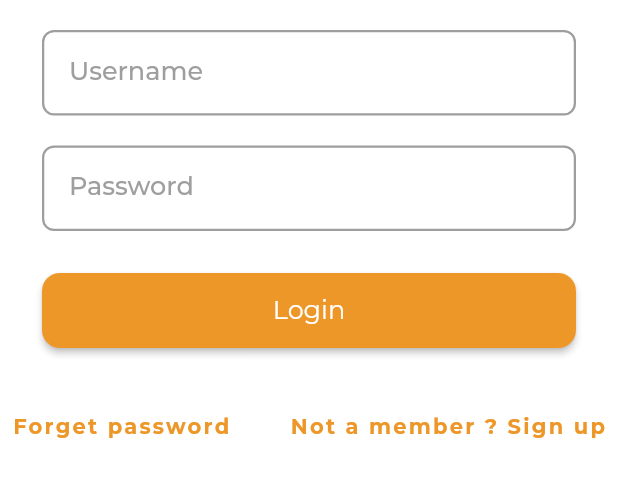
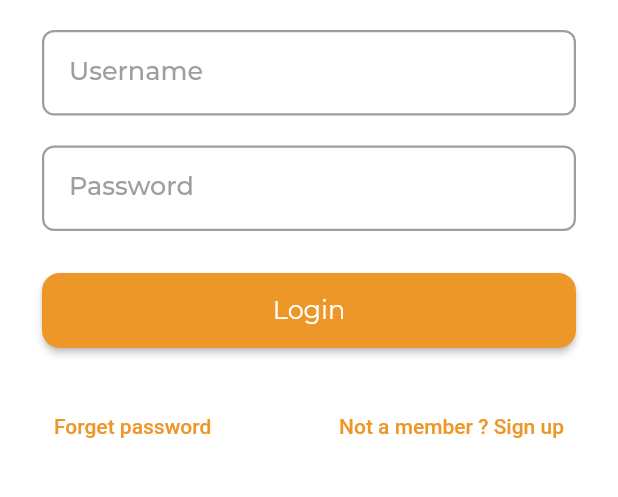
Before and after one commit to nasrallah2000/advanced-app, a Flutter app: the screen it shows after launch, after a tap on "skip", on a phone screen of 412 x 824 dp, the part 486-983 px from its top. Run offline on Flutter 3.47's test engine with Material 2 defaults, Android fonts, the phone set to English and light mode, and no system bars; our stand-ins replace bloc, conditional_builder_null_safety, dio, flutter_bloc, flutter_svg, fluttertoast and 3 more.

Commit message:
modify login page

```diff
--- a/lib/main.dart
+++ b/lib/main.dart
@@ -1,11 +1,15 @@
+import 'package:advanced_app/data/remote/dio_helper.dart';
 import 'package:advanced_app/presentation/presentation_managers/exports.dart';
 import 'package:advanced_app/presentation/screens/login/view_model/cubit.dart';
 import 'package:advanced_app/presentation/screens/onboarding/view_model/cubit.dart';
+import 'package:advanced_app/utities/bloc_observer.dart';
 import 'package:flutter/material.dart';
 
 void main() async {
   WidgetsFlutterBinding.ensureInitialized();
+  Bloc.observer = MyBlocObserver();
   await CachHelper.init();
+  DioHelper.init();
   runApp(const MyApp());
 }
 
--- /dev/null
+++ b/lib/presentation/global_widgets/global_text_button.dart
@@ -0,0 +1,29 @@
+import 'package:advanced_app/presentation/presentation_managers/color_manager.dart';
+import 'package:advanced_app/presentation/presentation_managers/values_managers.dart';
+import 'package:flutter/material.dart';
+
+class GlobalTextButton extends StatelessWidget {
+  final Function()? onPressed;
+  final String? text;
+  const GlobalTextButton({
+    super.key,
+    this.onPressed,
+    this.text,
+  });
+
+  @override
+  Widget build(BuildContext context) {
+    return TextButton(
+      onPressed: onPressed,
+      child: Text(
+        text ?? 'default text',
+        textAlign: TextAlign.center,
+        style: TextStyle(
+          color: ColorManager.primary,
+          fontSize: AppSize.s14,
+
+        ),
+      ),
+    );
+  }
+}
--- a/lib/presentation/global_widgets/global_text_form_field.dart
+++ b/lib/presentation/global_widgets/global_text_form_field.dart
@@ -1,4 +1,3 @@
-import 'package:advanced_app/presentation/presentation_managers/exports.dart';
 import 'package:flutter/material.dart';
 
 class GlobalTextFormField extends StatelessWidget {
@@ -6,6 +5,8 @@
   final TextEditingController? textController;
   final InputDecoration? decoration;
   String? Function(String?)? validator;
+  final String? vaildMessage;
+  final bool? isPassword;
 
   GlobalTextFormField({
     super.key,
@@ -13,6 +14,8 @@
     this.textController,
     this.decoration,
     this.validator,
+    this.vaildMessage,
+    this.isPassword,
   });
 
   @override
@@ -24,11 +27,11 @@
       validator: validator ??
           (String? value) {
             if (value!.isEmpty) {
-              return 'Please fill this field';
+              return vaildMessage ?? 'Please fill this field';
             }
+            return null;
           },
-
-
+      obscureText: isPassword ?? false,
     );
   }
 }
--- a/lib/presentation/presentation_managers/theme_manager.dart
+++ b/lib/presentation/presentation_managers/theme_manager.dart
@@ -59,6 +59,10 @@
       labelSmall: getBoldStyle(color: ColorManager.primary, fontSize: FontSize.s14),
     ),
 
+    progressIndicatorTheme: ProgressIndicatorThemeData(
+      color: ColorManager.primary,
+    ),
+
     // input decoration theme (text form field)
     inputDecorationTheme: InputDecorationTheme(
       // content padding
--- a/lib/presentation/presentation_managers/values_managers.dart
+++ b/lib/presentation/presentation_managers/values_managers.dart
@@ -34,6 +34,7 @@
   static const double s20 = 20.0;
   static const double s28 = 28.0;
   static const double s40 = 40.0;
+  static const double s50 = 50.0;
   static const double s60 = 60.0;
   static const double s100 = 100.0;
 }
--- a/lib/presentation/screens/login/views/login_view.dart
+++ b/lib/presentation/screens/login/views/login_view.dart
@@ -1,8 +1,10 @@
+import 'package:advanced_app/presentation/global_widgets/global_text_button.dart';
 import 'package:advanced_app/presentation/global_widgets/global_text_form_field.dart';
 import 'package:advanced_app/presentation/presentation_managers/exports.dart';
 import 'package:advanced_app/presentation/screens/login/view_model/cubit.dart';
 import 'package:advanced_app/presentation/screens/login/view_model/states.dart';
-
+import 'package:advanced_app/utities/main_method.dart';
+import 'package:conditional_builder_null_safety/conditional_builder_null_safety.dart';
 import 'package:flutter/material.dart';
 
 class LoginView extends StatelessWidget {
@@ -11,7 +13,11 @@
   @override
   Widget build(BuildContext context) {
     return BlocConsumer<LoginCubit, LoginStates>(
-      listener: (context, state) {},
+      listener: (context, state) {
+        if (state is LoginSuccessState) {
+          showToast(text: 'Login Successfully', state: ToastState.SUCCESS);
+        }
+      },
       builder: (context, state) {
         LoginCubit cubit = LoginCubit.get(context);
         return Scaffold(
@@ -32,7 +38,8 @@
                     child: GlobalTextFormField(
                       textInputType: TextInputType.emailAddress,
                       textController: cubit.emailController,
-                      decoration: InputDecoration(
+                      vaildMessage: AppStrings.usernameError,
+                      decoration: const InputDecoration(
                         hintText: AppStrings.username,
                         labelText: AppStrings.username,
                       ),
@@ -44,7 +51,9 @@
                     child: GlobalTextFormField(
                       textInputType: TextInputType.visiblePassword,
                       textController: cubit.passwordController,
-                      decoration: InputDecoration(
+                      vaildMessage: AppStrings.passwordError,
+                      isPassword: true,
+                      decoration: const InputDecoration(
                         hintText: AppStrings.password,
                         labelText: AppStrings.password,
                       ),
@@ -54,36 +63,42 @@
                   Padding(
                     padding: const EdgeInsets.symmetric(horizontal: AppPadding.p28),
                     child: SizedBox(
-                      height: 50,
+                      height: AppSize.s50,
                       width: double.infinity,
-                      child: ElevatedButton(
+                      child: ConditionalBuilder(
+                        condition: state is! LoginLoadingState,
+                        builder: (context) => ElevatedButton(
                           onPressed: () {
-                            cubit.userLogin();
+                            if (cubit.formKey.currentState!.validate()) {
+                              cubit.userLogin();
+                            }
                           },
-                          child: Text(
+                          child: const Text(
                             AppStrings.login,
-                          )),
+                          ),
+                        ),
+                        fallback: (context) => const Center(child: CircularProgressIndicator()),
+                      ),
                     ),
                   ),
                   const SizedBox(height: AppSize.s28),
-                  Row(
-                    mainAxisAlignment: MainAxisAlignment.spaceBetween,
-                    children: [
-                      TextButton(
-                        onPressed: () {},
-                        child: Text(
-                          AppStrings.forgetPassword,
-                          style: Theme.of(context).textTheme.labelSmall,
+                  Padding(
+                    padding: const EdgeInsets.symmetric(horizontal: AppPadding.p28),
+                    child: Row(
+                      mainAxisAlignment: MainAxisAlignment.spaceBetween,
+                      children: [
+                        GlobalTextButton(
+                          onPressed: () {},
+                          text: AppStrings.forgetPassword,
                         ),
-                      ),
-                      TextButton(
-                        onPressed: () {},
-                        child: Text(
-                          AppStrings.registerText,
-                          style: Theme.of(context).textTheme.labelSmall,
+                        GlobalTextButton(
+                          onPressed: () {
+                            //navTo(routeName: Routes.splashRoute, context: context);
+                          },
+                          text: AppStrings.registerText,
                         ),
-                      ),
-                    ],
+                      ],
+                    ),
                   ),
                 ],
               ),
--- a/pubspec.yaml
+++ b/pubspec.yaml
@@ -30,6 +30,8 @@
   json_annotation: ^4.7.0
   internet_connection_checker: ^1.0.0+1
   dartz: ^0.10.1
+  conditional_builder_null_safety: ^0.0.6
+  fluttertoast: ^8.1.2
 
 
 
```
Also changed, not shown: lib/presentation/screens/login/view_model/cubit.dart (+6 -9 lines), lib/utities/bloc_observer.dart (added, +27 -0 lines), lib/utities/main_method.dart (added, +41 -0 lines), pubspec.lock.
